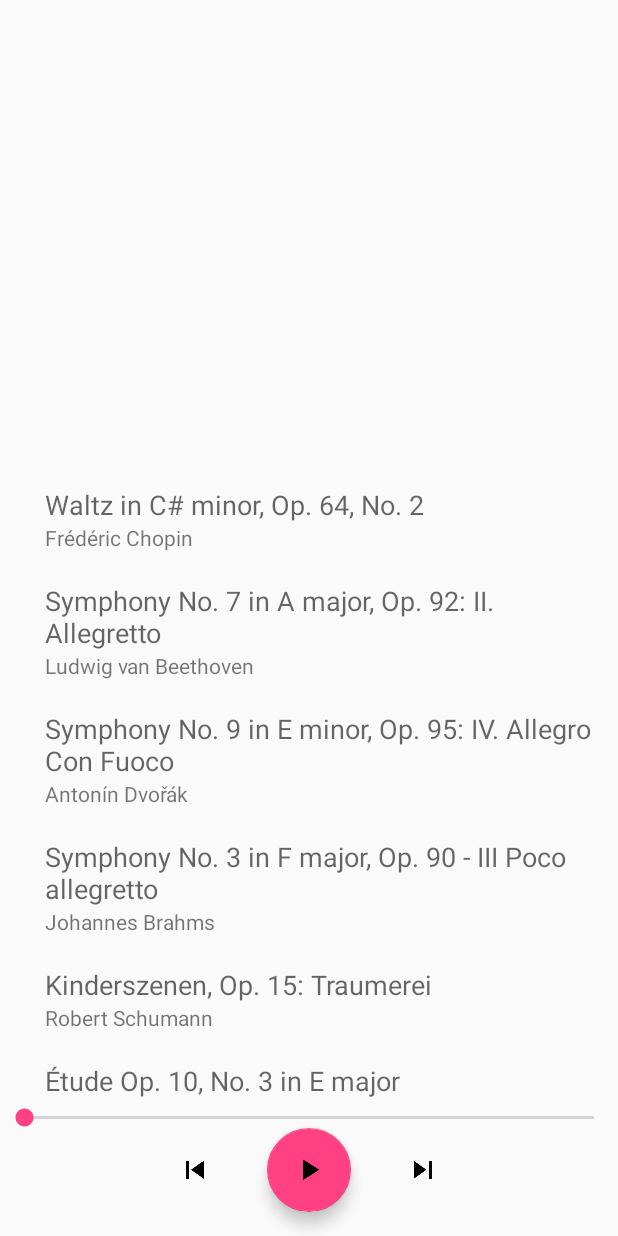
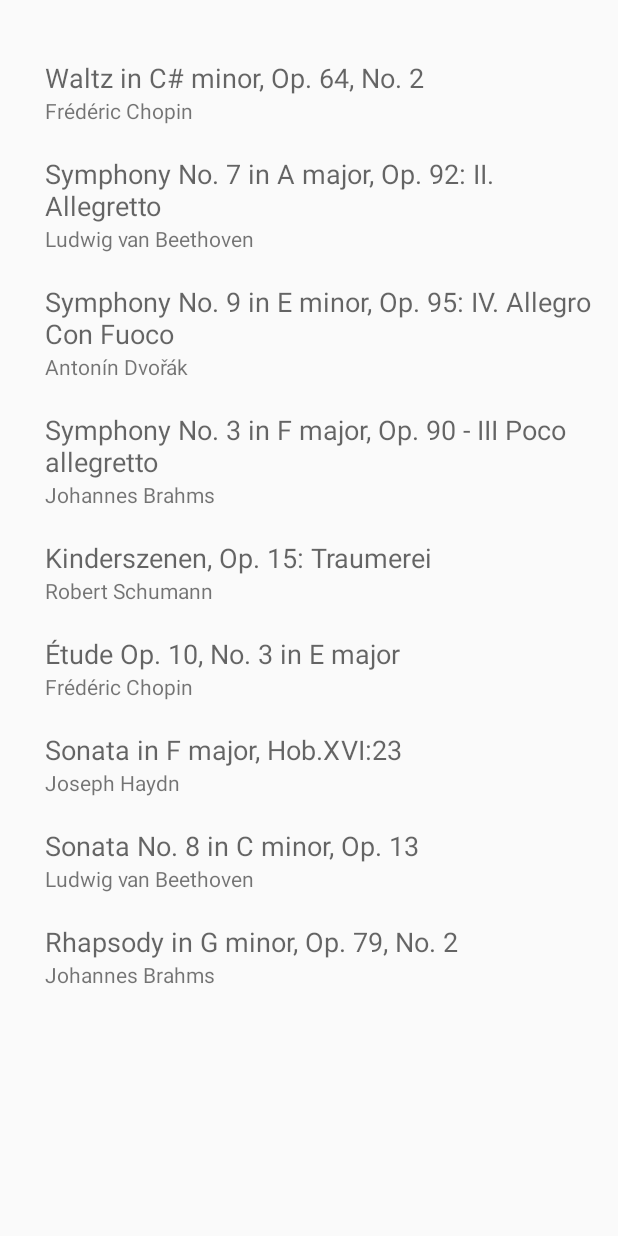
Before and after one commit to ergobot/Android07-SimpleMusicPlayer, an Android app: the screen it shows after launch (MainActivity before the commit, SelectionActivity after it), on a phone screen of 412 x 824 dp. Run offline under Robolectric (Android 15) with nearby library versions, the light colour scheme and no system bars.

Commit message:
Split functionality into two activities

```diff
--- a/app/src/main/AndroidManifest.xml
+++ b/app/src/main/AndroidManifest.xml
@@ -9,12 +9,16 @@
         android:supportsRtl="true"
         android:theme="@style/AppTheme">
         <activity android:name=".MainActivity">
+        </activity>
+
+        <activity android:name=".SelectionActivity">
             <intent-filter>
                 <action android:name="android.intent.action.MAIN" />
 
                 <category android:name="android.intent.category.LAUNCHER" />
             </intent-filter>
-        </activity><!-- ATTENTION: This was auto-generated to add Google Play services to your project for
+        </activity>
+        <!-- ATTENTION: This was auto-generated to add Google Play services to your project for
      App Indexing.  See https://g.co/AppIndexing/AndroidStudio for more information. -->
         <meta-data
             android:name="com.google.android.gms.version"
--- /dev/null
+++ b/app/src/main/java/org/alteredbot/simplemusicplayer/SelectionActivity.java
@@ -0,0 +1,121 @@
+package org.alteredbot.simplemusicplayer;
+
+import android.content.Intent;
+import android.media.MediaPlayer;
+import android.os.Bundle;
+import android.os.Handler;
+import android.support.design.widget.FloatingActionButton;
+import android.support.v7.app.AppCompatActivity;
+import android.support.v7.widget.LinearLayoutManager;
+import android.support.v7.widget.RecyclerView;
+import android.view.View;
+import android.widget.ImageButton;
+import android.widget.ImageView;
+import android.widget.SeekBar;
+import android.widget.TextView;
+
+import java.util.ArrayList;
+import java.util.List;
+
+public class SelectionActivity extends AppCompatActivity {
+
+    private RecyclerView mRecyclerView;
+    private RecyclerView.Adapter mAdapter;
+    private RecyclerView.LayoutManager mLayoutManager;
+
+    private Song currentSong = null;
+
+    List<Song> songList = null;
+
+    @Override
+    protected void onCreate(Bundle savedInstanceState) {
+        super.onCreate(savedInstanceState);
+        setContentView(R.layout.activity_selection);
+
+        mRecyclerView = (RecyclerView) findViewById(R.id.my_recycler_view);
+
+        // use this setting to improve performance if you know that changes
+        // in content do not change the layout size of the RecyclerView
+        mRecyclerView.setHasFixedSize(true);
+
+        // use a linear layout manager
+        mLayoutManager = new LinearLayoutManager(this);
+        mRecyclerView.setLayoutManager(mLayoutManager);
+
+        // specify an adapter (see also next example)
+        songList = getSongList();
+        mAdapter = new SongAdapter(songList, new SongAdapter.OnItemClickListener() {
+            @Override
+            public void onItemClick(Song item, int position) {
+                playSong(position);
+            }
+        });
+        mRecyclerView.setAdapter(mAdapter);
+
+
+
+
+
+
+
+
+
+
+    }
+
+
+
+    private void playSong(int position){
+
+        Intent myIntent = new Intent(SelectionActivity.this, MainActivity.class);
+        myIntent.putExtra("songIndex", position);
+        startActivity(myIntent);
+
+    }
+
+
+
+    private List<Song> getSongList(){
+        ArrayList<Song> songs = new ArrayList<Song>();
+
+        String chopinDescription = "The Waltz in C-sharp minor is the second work of Chopin's opus 64 and the companion to the Minute Waltz (Op. 64, No. 1). It was composed in 1847.";
+        Song chopin = new Song("Waltz in C# minor, Op. 64, No. 2","Frédéric Chopin", chopinDescription,R.drawable.chopin, "chopinwaltzop64no2incsharpminor");
+        songs.add(chopin);
+
+        String beethovenDescription = "The work was premiered with Beethoven himself conducting in Vienna on 8 December 1813 at a charity concert for soldiers wounded in the Battle of Hanau. In Beethoven's address to the participants, the motives are openly named: \"We are moved by nothing but pure patriotism and the joyful sacrifice of our powers for those who have sacrificed so much for us.\"";
+        Song beethoven = new Song("Symphony No. 7 in A major, Op. 92: II. Allegretto","Ludwig van Beethoven", beethovenDescription,R.drawable.beethoven, "johnmichelcellobeethovensymphony7allegretto");
+        songs.add(beethoven);
+
+        String dvorakDescription = "Popularly known as the New World Symphony, was composed by Antonín Dvořák in 1893 while he was the director of the National Conservatory of Music of America from 1892 to 1895. It is by far his most popular symphony, and one of the most popular of all symphonies. Neil Armstrong took a recording of the New World Symphony to the Moon during the Apollo 11 mission, the first Moon landing, in 1969.";
+        Song dvorak = new Song("Symphony No. 9 in E minor, Op. 95: IV. Allegro Con Fuoco","Antonín Dvořák", dvorakDescription,R.drawable.dvorak, "dvoraksymphonyno9op95iv");
+        songs.add(dvorak);
+
+        String brahmsDescription = "A musical motto consisting of three notes, F–A-flat–F, was significant to Brahms. At the time of the Third Symphony, Brahms was a fifty-year-old bachelor who declared himself to be Frei aber froh, \"Free but happy\". His F–A–F motto, and some altered variations of it, can be heard throughout the symphony.";
+        Song brahms = new Song("Symphony No. 3 in F major, Op. 90 - III Poco allegretto","Johannes Brahms", brahmsDescription,R.drawable.brahms, "brahmssymphony");
+        songs.add(brahms);
+
+        String shumannDescription = "No. 7, Träumerei, is one of Schumann's best known pieces; it was the title of a 1944 German biographical film on Robert Schumann. Träumerei is also the opening and closing musical theme in the 1947 Hollywood film Song of Love, starring Katharine Hepburn as Clara Wieck Schumann.";
+        Song shumann = new Song("Kinderszenen, Op. 15: Traumerei","Robert Schumann", shumannDescription,R.drawable.schumann, "schumannkinderszenenop15vii");
+        songs.add(shumann);
+
+        String chopin2Description = "First published in 1833, Chopin himself believed the melody to be his most beautiful one.  Although this étude is sometimes identified by the names \"Tristesse\" (Sadness) or \"Farewell (L'Adieu),\" neither is a name given by Chopin.";
+        Song chopin2 = new Song("Étude Op. 10, No. 3 in E major","Frédéric Chopin", chopin2Description,R.drawable.chopin, "chopinopus10tristesse");
+        songs.add(chopin2);
+
+        String haydnDescription = "(Franz) Joseph Haydn was a prominent and prolific Austrian composer of the Classical period.  His contributions to musical form have earned him the epithets \"Father of the Symphony\" and \"Father of the String Quartet\".  Haydn spent much of his career as a court musician for the wealthy Esterházy family at their remote estate.";
+        Song haydn = new Song("Sonata in F major, Hob.XVI:23","Joseph Haydn", haydnDescription,R.drawable.haydn, "haydnsonata");
+        songs.add(haydn);
+
+        String beethoven2Description = "Commonly known as Sonata Pathétique, was written in 1798 when the composer was 27 years old, and was published in 1799. It has remained one of his most celebrated compositions.[1] Beethoven dedicated the work to his friend Prince Karl von Lichnowsky";
+        Song beethoven2 = new Song("Sonata No. 8 in C minor, Op. 13","Ludwig van Beethoven", beethoven2Description,R.drawable.beethoven, "beethovensonatana");
+        songs.add(beethoven2);
+
+        String brahms2Description = "The Rhapsodies, Op. 79, for piano were written by Johannes Brahms in 1879 during his summer stay in Pörtschach, when he had reached the maturity of his career. They were inscribed to his friend, the musician and composer Elisabeth von Herzogenberg. At the suggestion of the dedicatee, Brahms reluctantly renamed the sophisticated compositions from \"klavierstücke\" (piano pieces) to \"rhapsodies\".";
+        Song brahms2 = new Song("Rhapsody in G minor, Op. 79, No. 2","Johannes Brahms", brahms2Description,R.drawable.brahms, "brahms_op79");
+        songs.add(brahms2);
+
+        return songs;
+    }
+
+
+}
--- a/app/src/main/java/org/alteredbot/simplemusicplayer/SongAdapter.java
+++ b/app/src/main/java/org/alteredbot/simplemusicplayer/SongAdapter.java
@@ -10,7 +10,7 @@ import java.util.List;
 
 public class SongAdapter extends RecyclerView.Adapter<SongAdapter.MyViewHolder> {
     public interface OnItemClickListener {
-        void onItemClick(Song item);
+        void onItemClick(Song item,int position);
     }
 
     private List<Song> songList;
@@ -26,14 +26,15 @@ public class SongAdapter extends RecyclerView.Adapter<SongAdapter.MyViewHolder>
             composer = (TextView) view.findViewById(R.id.composer);
         }
 
-        public void bind(final Song item, final OnItemClickListener listener) {
+        public void bind(final Song item, final OnItemClickListener listener, final int position) {
 
             title.setText(item.title);
             composer.setText(item.composer);
 
             itemView.setOnClickListener(new View.OnClickListener() {
                 @Override public void onClick(View v) {
-                    listener.onItemClick(item);
+
+                    listener.onItemClick(item,position);
                 }
             });
         }
@@ -55,7 +56,7 @@ public class SongAdapter extends RecyclerView.Adapter<SongAdapter.MyViewHolder>
     @Override
     public void onBindViewHolder(MyViewHolder holder, int position) {
         Song song = songList.get(position);
-        holder.bind(song,listener);
+        holder.bind(song,listener,position);
     }
 
     @Override
--- a/app/src/main/res/layout/activity_main.xml
+++ b/app/src/main/res/layout/activity_main.xml
@@ -18,6 +18,7 @@
         android:layout_width="match_parent"
         android:layout_height="200dp"
         android:id="@+id/content_image"
+            android:layout_margin="24dp"
             android:adjustViewBounds="true"
             android:scaleType="fitCenter"
             tools:src="@drawable/dvorak"
@@ -38,6 +39,7 @@
             android:layout_height="wrap_content"
             android:id="@+id/content_title"
             tools:text="The New World"
+            android:layout_margin="16dp"
             android:maxLines="1"
             android:layout_below="@+id/content_composer"
             android:textAppearance="?android:attr/textAppearanceMedium"
@@ -46,9 +48,10 @@
 
         <ScrollView
             android:layout_width="match_parent"
-            android:layout_height="60dp"
+            android:layout_height="wrap_content"
             android:id="@+id/scrollview_description"
             android:layout_below="@+id/content_title"
+            android:layout_above="@+id/playbar"
             android:layout_alignParentLeft="true"
             android:layout_alignParentStart="true" >
 
@@ -65,13 +68,13 @@
         </ScrollView>
 
 
-        <android.support.v7.widget.RecyclerView
-            android:id="@+id/my_recycler_view"
-            android:scrollbars="vertical"
-            android:layout_width="match_parent"
-            android:layout_above="@+id/playbar"
-            android:layout_below="@+id/scrollview_description"
-            android:layout_height="match_parent"/>
+        <!--<android.support.v7.widget.RecyclerView-->
+            <!--android:id="@+id/my_recycler_view"-->
+            <!--android:scrollbars="vertical"-->
+            <!--android:layout_width="match_parent"-->
+            <!--android:layout_above="@+id/playbar"-->
+            <!--android:layout_below="@+id/scrollview_description"-->
+            <!--android:layout_height="match_parent"/>-->
 
 
         <RelativeLayout
--- /dev/null
+++ b/app/src/main/res/layout/activity_selection.xml
@@ -0,0 +1,39 @@
+<?xml version="1.0" encoding="utf-8"?>
+<android.support.design.widget.CoordinatorLayout xmlns:android="http://schemas.android.com/apk/res/android"
+    xmlns:app="http://schemas.android.com/apk/res-auto"
+    xmlns:tools="http://schemas.android.com/tools"
+    android:layout_width="match_parent"
+    android:layout_height="match_parent"
+    android:id="@+id/map_coordinator"
+    android:fitsSystemWindows="true"
+    tools:context="org.alteredbot.simplemusicplayer.MainActivity">
+
+    <RelativeLayout
+
+        android:layout_width="match_parent"
+        android:layout_height="match_parent"
+        >
+
+
+        <TextView
+            android:layout_width="match_parent"
+            android:layout_height="wrap_content"
+            android:id="@+id/library"
+            tools:text="Library"
+            android:textAppearance="?android:attr/textAppearanceLarge"
+            android:gravity="center_horizontal" />
+
+        <android.support.v7.widget.RecyclerView
+            android:id="@+id/my_recycler_view"
+            android:scrollbars="vertical"
+            android:layout_width="match_parent"
+            android:layout_above="@+id/playbar"
+            android:layout_below="@+id/library"
+            android:layout_height="match_parent"/>
+
+
+    </RelativeLayout>
+
+
+
+    </android.support.design.widget.CoordinatorLayout>
```
Also changed, not shown: app/src/main/java/org/alteredbot/simplemusicplayer/MainActivity.java (+28 -29 lines).
